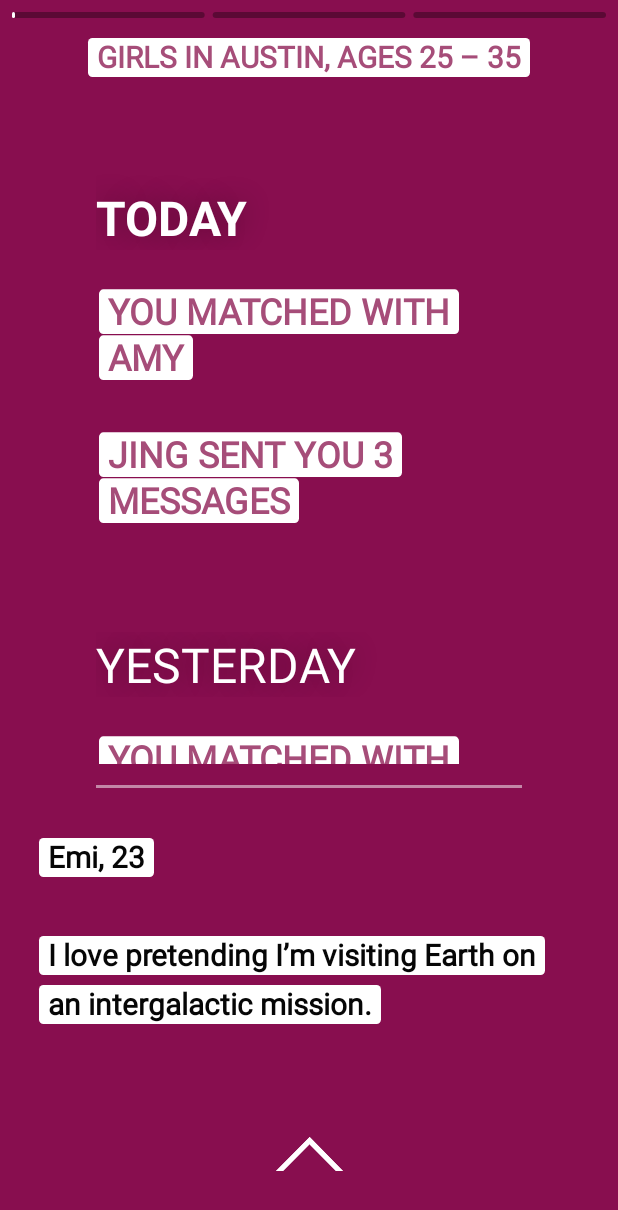
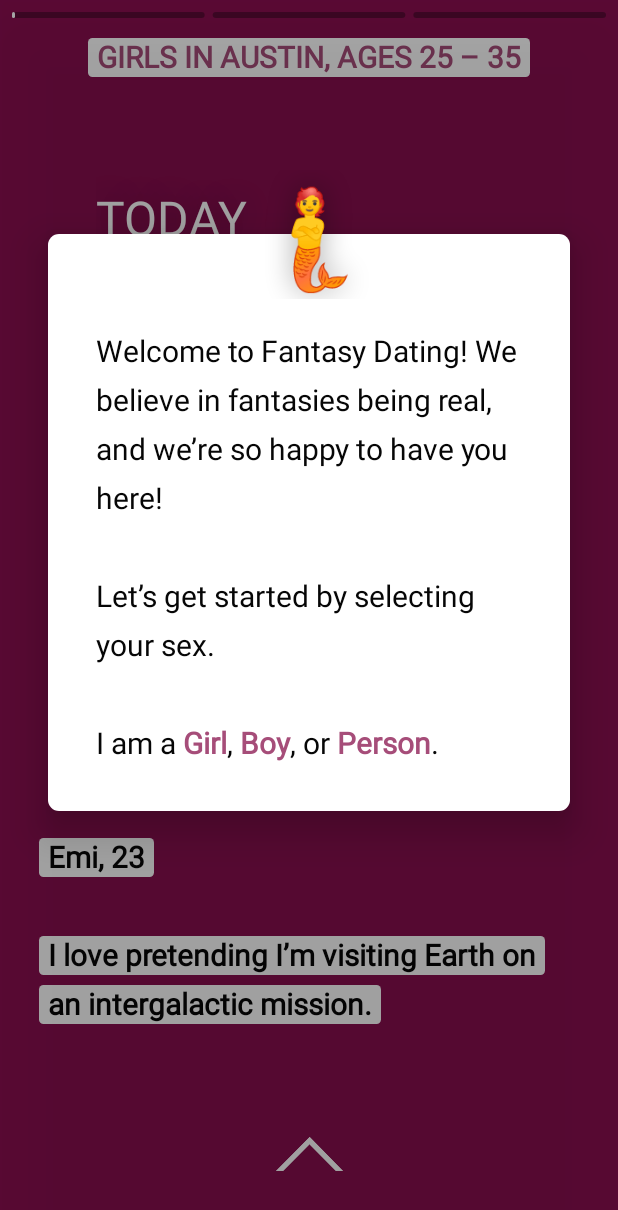
Before and after one commit to Queatz/FantasyDating, an Android app: the screen it shows after launch (MainActivity), on a phone screen of 412 x 824 dp. Shown: the top 1210 px of the screen. Run offline under Robolectric (Android 15) with nearby library versions, the phone set to English and light mode, and no system bars; our stand-ins replace RxJava; libraries missing offline, so code that uses them is left out: coil.api.load; pictures from the network do not load; Roboto replaces fonts that are not available here; 4 statements that could not run were skipped.

Commit message:
Welcome modal

```diff
--- a/app/build.gradle
+++ b/app/build.gradle
@@ -8,11 +8,11 @@ apply plugin: 'kotlin-android-extensions'
 apply plugin: 'kotlin-kapt'
 
 android {
-    compileSdkVersion 28
+    compileSdkVersion 29
     defaultConfig {
         applicationId "com.queatz.fantasydating"
-        minSdkVersion 24
-        targetSdkVersion 28
+        minSdkVersion 26
+        targetSdkVersion 29
         versionCode 1
         versionName "1.0"
         testInstrumentationRunner "androidx.test.runner.AndroidJUnitRunner"
--- a/app/src/main/java/com/queatz/fantasydating/FancyTextView.kt
+++ b/app/src/main/java/com/queatz/fantasydating/FancyTextView.kt
@@ -97,7 +97,11 @@ class FancyTextView : TextView {
         Jsoup.parse(text.toString()).body().childNodes().forEach { node ->
             if (node is Element) {
                 when (node.tagName()) {
-                    "tap" -> links.add(Link(node.attr("data"), Size(parsed.length, parsed.length + node.text().length)))
+                    "tap" -> links.add(Link(
+                        node.attr("data"),
+                        node.attr("thin")?.toBoolean() ?: false,
+                        Size(parsed.length, parsed.length + node.text().length))
+                    )
                     "br" -> parsed += "\n"
                 }
 
@@ -122,7 +126,10 @@ class FancyTextView : TextView {
 
                     override fun updateDrawState(ds: TextPaint) {
                         ds.color = ds.linkColor
-                        ds.flags = ds.flags or Paint.FAKE_BOLD_TEXT_FLAG
+
+                        if (!link.thin) {
+                            ds.flags = ds.flags or Paint.FAKE_BOLD_TEXT_FLAG
+                        }
                     }
                 }, link.pos.width, link.pos.height, SpannableString.SPAN_EXCLUSIVE_EXCLUSIVE)
             }
@@ -136,5 +143,6 @@ class FancyTextView : TextView {
 
 data class Link constructor(
     val data: String,
+    val thin: Boolean,
     val pos: Size
 )
--- a/app/src/main/java/com/queatz/fantasydating/MainActivity.kt
+++ b/app/src/main/java/com/queatz/fantasydating/MainActivity.kt
@@ -1,14 +1,10 @@
 package com.queatz.fantasydating
 
+import android.animation.Animator
 import android.annotation.SuppressLint
-import android.graphics.Paint
 import android.graphics.PointF
 import android.os.Bundle
-import android.text.method.LinkMovementMethod
-import android.view.GestureDetector
-import android.view.MotionEvent
-import android.view.View
-import android.view.WindowManager
+import android.view.*
 import android.widget.Button
 import android.widget.TextView
 import androidx.appcompat.app.AlertDialog
@@ -24,6 +20,7 @@ import kotlin.math.sin
 
 class MainActivity : AppCompatActivity() {
 
+    var sex = ""
     val discoveryPreferences = DiscoveryPreferences("Girls", "Austin", 25, 35)
 
     var showFantasy = false
@@ -61,6 +58,11 @@ class MainActivity : AppCompatActivity() {
 
             discoveryPreferencesLayout.visibility = if (value) View.VISIBLE else View.GONE
             showFeed = !value
+
+            if (!value) {
+                editPreferenceText.visibility = View.GONE
+                editProfileText.visibility = View.VISIBLE
+            }
         }
 
     @SuppressLint("ClickableViewAccessibility")
@@ -253,6 +255,27 @@ class MainActivity : AppCompatActivity() {
         }
 
         updateDiscoveryPreferences()
+
+        showWelcomeModal()
+    }
+
+    private fun showWelcomeModal() {
+        welcomeMessageLayout.visibility = View.VISIBLE
+        welcomeMessageText.onLinkClick = {
+            sex = it
+            welcomeMessageLayout.visibility = View.GONE
+
+            bub1.visibility = View.VISIBLE
+            bub2.visibility = View.VISIBLE
+
+            listOf(bub1, bub2).forEach {
+                it.alpha = 0f
+                it.animate()
+                    .alpha(1f)
+                    .setDuration(200)
+                    .start()
+            }
+        }
     }
 
     private fun showAustinOnly() {
@@ -303,26 +326,10 @@ class MainActivity : AppCompatActivity() {
                 positiveButton.setBackgroundResource(android.R.color.transparent)
                 positiveButton.setPaddingRelative(pad, 0, pad, 0)
 
-                positiveButton.setOnTouchListener { _, event ->
-                    when (event.action) {
-                        MotionEvent.ACTION_DOWN -> {
-                            positiveButton.paintFlags = positiveButton.paintFlags or Paint.UNDERLINE_TEXT_FLAG
-
-                        }
-                        MotionEvent.ACTION_UP -> {
-                            positiveButton.paintFlags = positiveButton.paintFlags xor Paint.UNDERLINE_TEXT_FLAG
-                        }
-                    }
-
-                    false
-                }
-
                 positiveButton.setOnClickListener { dismiss() }
 
-                messageTextView.movementMethod = LinkMovementMethod.getInstance()
-
                 messageTextView.setTextAppearance(R.style.Text_Medium)
-                messageTextView.setLineSpacing(0f, 1.5f)
+                messageTextView.setLineSpacing(0f, 1.4f)
             }
     }
 
@@ -335,4 +342,28 @@ class MainActivity : AppCompatActivity() {
             zoom()
         }, 5)
     }
+
+    fun closeBub(view: View) {
+        view.animate()
+            .alpha(0f)
+            .setDuration(200)
+            .setListener(object : Animator.AnimatorListener {
+                override fun onAnimationRepeat(p0: Animator?) {
+
+                }
+
+                override fun onAnimationEnd(p0: Animator?) {
+                    (view.parent as ViewGroup).removeView(view)
+                }
+
+                override fun onAnimationCancel(p0: Animator?) {
+
+                }
+
+                override fun onAnimationStart(p0: Animator?) {
+
+                }
+            })
+            .start()
+    }
 }
--- /dev/null
+++ b/app/src/main/res/drawable/ic_arrow_forward_black_24dp.xml
@@ -0,0 +1,9 @@
+<vector xmlns:android="http://schemas.android.com/apk/res/android"
+        android:width="24dp"
+        android:height="24dp"
+        android:viewportWidth="24.0"
+        android:viewportHeight="24.0">
+    <path
+        android:fillColor="#FF000000"
+        android:pathData="M12,4l-1.41,1.41L16.17,11H4v2h12.17l-5.58,5.59L12,20l8,-8z"/>
+</vector>
--- /dev/null
+++ b/app/src/main/res/drawable/ic_arrow_upward_black_24dp.xml
@@ -0,0 +1,9 @@
+<vector xmlns:android="http://schemas.android.com/apk/res/android"
+        android:width="24dp"
+        android:height="24dp"
+        android:viewportWidth="24.0"
+        android:viewportHeight="24.0">
+    <path
+        android:fillColor="#FF000000"
+        android:pathData="M4,12l1.41,1.41L11,7.83V20h2V7.83l5.58,5.59L20,12l-8,-8 -8,8z"/>
+</vector>
--- /dev/null
+++ b/app/src/main/res/drawable/info_rounded.xml
@@ -0,0 +1,9 @@
+<?xml version="1.0" encoding="utf-8"?>
+<layer-list xmlns:android="http://schemas.android.com/apk/res/android">
+    <item>
+        <shape android:shape="rectangle">
+            <solid android:color="#E4F2F3" />
+            <corners android:radius="7dp" />
+        </shape>
+    </item>
+</layer-list>
--- a/app/src/main/res/layout/activity_main.xml
+++ b/app/src/main/res/layout/activity_main.xml
@@ -89,13 +89,14 @@
         app:layout_constraintBottom_toBottomOf="@+id/feed"
         app:layout_constraintStart_toStartOf="@+id/feed"
         app:layout_constraintEnd_toEndOf="@+id/feed"
+        android:visibility="gone"
         android:background="@color/white50" />
 
     <androidx.constraintlayout.widget.Group
         android:id="@+id/feedGroup"
         android:layout_width="wrap_content"
         android:layout_height="wrap_content"
-        app:constraint_referenced_ids="feed,feedBottom" />
+        app:constraint_referenced_ids="feed" />
 
     <ScrollView
         android:id="@+id/feed"
@@ -125,7 +126,6 @@
                 android:textColor="@color/white"
                 android:shadowColor="@color/story_background"
                 android:shadowRadius="24"
-                android:textStyle="bold"
                 android:textAppearance="@style/Text.Medium"
                 android:textSize="32sp"
                 android:text="TODAY" />
@@ -255,4 +255,97 @@
 
     </LinearLayout>
 
+    <TextView
+        android:id="@+id/bub1"
+        android:layout_width="wrap_content"
+        android:layout_height="wrap_content"
+        android:layout_marginEnd="@dimen/pad2x"
+        app:layout_constrainedWidth="true"
+        app:layout_constraintWidth_max="240dp"
+        app:layout_constraintTop_toTopOf="parent"
+        app:layout_constraintBottom_toBottomOf="parent"
+        app:layout_constraintEnd_toEndOf="parent"
+        android:onClick="closeBub"
+        android:textAppearance="@style/Text.Medium"
+        android:drawableEnd="@drawable/ic_arrow_forward_black_24dp"
+        android:gravity="center"
+        android:drawableTint="#09a"
+        android:background="@drawable/info_rounded"
+        android:textSize="19sp"
+        android:padding="@dimen/pad2x"
+        android:drawablePadding="@dimen/pad"
+        android:elevation="@dimen/pad2x"
+        android:lineSpacingMultiplier="1.4"
+        android:visibility="gone"
+        android:text="Tap anywhere on the right to start discovering people." />
+
+    <TextView
+        android:id="@+id/bub2"
+        android:layout_width="wrap_content"
+        android:layout_height="wrap_content"
+        app:layout_constrainedWidth="true"
+        app:layout_constraintWidth_max="240dp"
+        app:layout_constraintTop_toBottomOf="@+id/discoveryPreferencesText"
+        app:layout_constraintEnd_toEndOf="@+id/discoveryPreferencesText"
+        app:layout_constraintStart_toStartOf="@+id/discoveryPreferencesText"
+        android:onClick="closeBub"
+        android:textAppearance="@style/Text.Medium"
+        android:drawableTop="@drawable/ic_arrow_upward_black_24dp"
+        android:gravity="center"
+        android:drawableTint="#09a"
+        android:background="@drawable/info_rounded"
+        android:textSize="19sp"
+        android:padding="@dimen/pad2x"
+        android:drawablePadding="@dimen/pad"
+        android:elevation="@dimen/pad2x"
+        android:lineSpacingMultiplier="1.4"
+        android:visibility="gone"
+        android:text="Tap here to change your discovery options." />
+
+    <androidx.constraintlayout.widget.ConstraintLayout
+        android:id="@+id/welcomeMessageLayout"
+        android:layout_width="match_parent"
+        android:layout_height="match_parent"
+        android:elevation="@dimen/pad4x"
+        android:clickable="true"
+        android:visibility="gone"
+        android:background="@color/story_background">
+
+        <com.queatz.fantasydating.FancyTextView
+            android:id="@+id/welcomeMessageText"
+            android:layout_width="0dp"
+            android:layout_height="wrap_content"
+            android:layout_margin="@dimen/pad4x"
+            app:layout_constraintTop_toTopOf="parent"
+            app:layout_constraintBottom_toBottomOf="parent"
+            app:layout_constraintStart_toStartOf="parent"
+            app:layout_constraintEnd_toEndOf="parent"
+            app:layout_constraintVertical_bias=".33"
+            app:thin="true"
+            android:textAppearance="@style/Text.Medium"
+            android:background="@drawable/white_rounded"
+            android:paddingTop="@dimen/pad8x"
+            android:paddingStart="@dimen/pad4x"
+            android:paddingEnd="@dimen/pad4x"
+            android:paddingBottom="@dimen/pad4x"
+            android:elevation="@dimen/pad2x"
+            android:text="@string/welcome_modal_message" />
+
+        <TextView
+            android:layout_width="wrap_content"
+            android:layout_height="wrap_content"
+            app:layout_constraintTop_toTopOf="@+id/welcomeMessageText"
+            app:layout_constraintBottom_toTopOf="@+id/welcomeMessageText"
+            app:layout_constraintStart_toStartOf="@+id/welcomeMessageText"
+            app:layout_constraintEnd_toEndOf="@+id/welcomeMessageText"
+            android:textColor="@color/white"
+            android:elevation="@dimen/pad2x"
+            android:shadowColor="@color/story_background"
+            android:shadowRadius="24"
+            android:text="🧜"
+            android:textSize="64sp"/>
+
+    </androidx.constraintlayout.widget.ConstraintLayout>
+
+
 </androidx.constraintlayout.widget.ConstraintLayout>
--- a/app/src/main/res/values/strings.xml
+++ b/app/src/main/res/values/strings.xml
@@ -2,12 +2,14 @@
     <string name="app_name">Fantasy Dating</string>
     <string name="enable_location">Enable location</string>
     <string name="location_modal_message">We need your location to find people near you.</string>
+    <string name="welcome_modal_message"><![CDATA[Welcome to <b>Fantasy Dating</b>!  We believe in fantasies being real, and we’re so happy to have you here!<br /><br />Let’s get started by selecting your sex.<br /><br />I am a <tap data="Girl">Girl</tap>, <tap data="Boy">Boy</tap>, or <tap data="Person">Person</tap>.]]></string>
     <string name="swipe_up">Swipe up</string>
     <string name="edit_your_profile"><![CDATA[<tap>Edit your profile</tap>]]></string>
     <string name="discovery_preferences_template"><![CDATA[Show me <tap data="who">%1$s</tap> in <tap data="where">%2$s</tap> between the ages of <tap data="ageMin">%3$s</tap> and <tap data="ageMax">%4$s</tap>]]></string>
     <string name="discovery_preferences"><![CDATA[<tap>%1$s in %2$s, Ages %3$s – %4$s</tap>]]></string>
 
-    <string name="link"><![CDATA[<tap>%1$s</tap>]]></string>
+    <string name="link"><![CDATA[<tap thin="true">%1$s</tap>]]></string>
     <string name="edit_who"><![CDATA[<tap data="Girls">Girls</tap>, <tap data="Boys">Boys</tap>, or <tap data="People">People</tap>]]></string>
     <string name="edit_where"><![CDATA[<tap data="Austin">Austin</tap>, or <tap data="nope">somewhere else</tap>]]></string>
+    <string name="cont">Continue</string>
 </resources>
```
Also changed, not shown: 1 other file.
